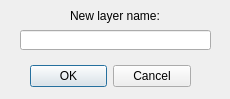
goodmancode/slate-keypad, file slate-configurator/new_layer.ui: the form before one commit.
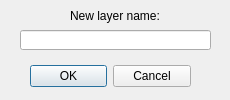
The form after the commit. Icons and pictures are not drawn.

Commit message: App: rename all objects, add window icon, compile

What changed in the file:
```diff
--- a/slate-configurator/new_layer.ui
+++ b/slate-configurator/new_layer.ui
@@ -7,7 +7,7 @@
     <x>0</x>
     <y>0</y>
     <width>230</width>
-    <height>99</height>
+    <height>100</height>
    </rect>
   </property>
   <property name="sizePolicy">
@@ -19,7 +19,7 @@
   <property name="minimumSize">
    <size>
     <width>230</width>
-    <height>0</height>
+    <height>100</height>
    </size>
   </property>
   <property name="maximumSize">
```
Left out of the diff: 14 changed lines with no effect on the pictures. The commit also changes 7 other files.
